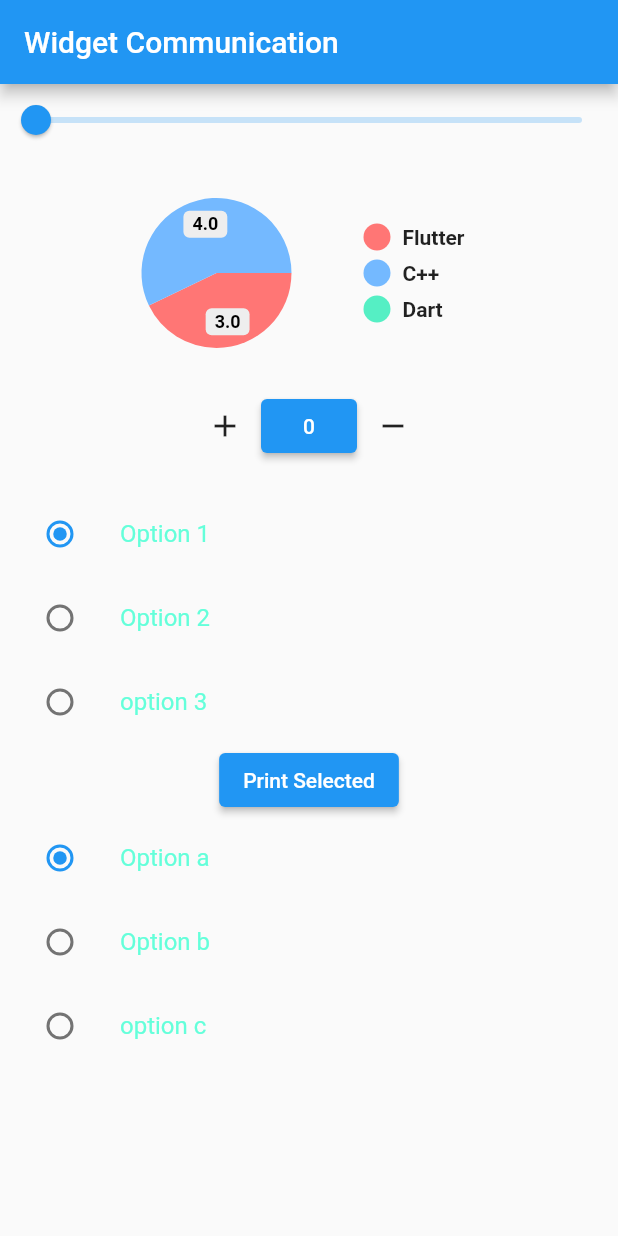
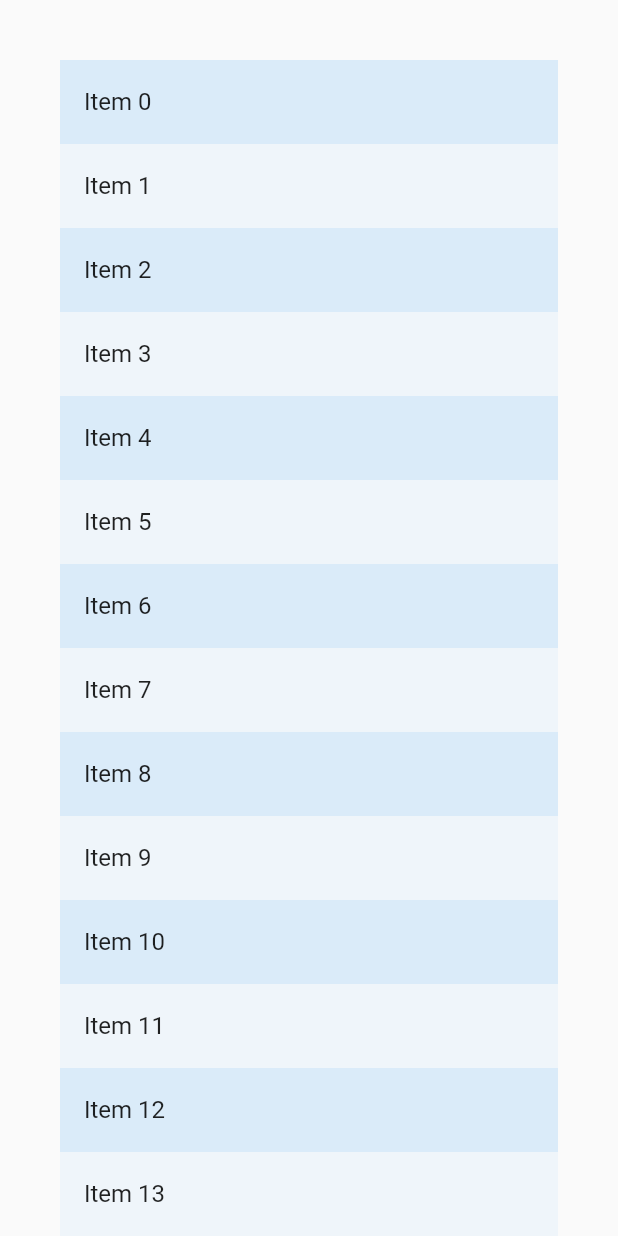
Before and after one commit to mhussin2008/widget_setstate, a Flutter app: the screen it shows after launch, on a phone screen of 412 x 824 dp. Run offline on Flutter 3.47's test engine with Material 2 defaults, Android fonts, the phone set to English and light mode, and no system bars; drawn by our look-alikes of pie_chart.

Commit message:
added reorderable

```diff
--- a/lib/main.dart
+++ b/lib/main.dart
@@ -1,4 +1,5 @@
 import 'package:flutter/material.dart';
+import 'test_reorderable.dart';
 import 'testing_page.dart';
 
 void main() {
@@ -15,7 +16,8 @@ class MyApp extends StatelessWidget {
         primarySwatch: Colors.blue,
         visualDensity: VisualDensity.adaptivePlatformDensity,
       ),
-      home: const TestingPage(),
+      //home: const TestingPage(),
+      home:  TestReorderable(),
     );
   }
 }
--- /dev/null
+++ b/lib/test_reorderable.dart
@@ -0,0 +1,43 @@
+import 'package:flutter/material.dart';
+
+
+class TestReorderable extends StatefulWidget {
+   TestReorderable({Key? key}) : super(key: key);
+
+  @override
+  State<TestReorderable> createState() => _MyStatefulWidgetState();
+}
+
+class _MyStatefulWidgetState extends State<TestReorderable> {
+  final List<int> _items = List<int>.generate(50, (int index) => index);
+
+  @override
+  Widget build(BuildContext context) {
+    final ColorScheme colorScheme = Theme.of(context).colorScheme;
+    final Color oddItemColor = colorScheme.primary.withOpacity(0.05);
+    final Color evenItemColor = colorScheme.primary.withOpacity(0.15);
+
+    return Scaffold(
+      body: ReorderableListView(
+        padding: const EdgeInsets.all(40),
+        children: <Widget>[
+          for (int index = 0; index < _items.length; index += 1)
+            ListTile(
+              key: Key('$index'),
+              tileColor: _items[index].isOdd ? oddItemColor : evenItemColor,
+              title: Text('Item ${_items[index]}'),
+            ),
+        ],
+        onReorder: (int oldIndex, int newIndex) {
+          setState(() {
+            if (oldIndex < newIndex) {
+              newIndex -= 1;
+            }
+            final int item = _items.removeAt(oldIndex);
+            _items.insert(newIndex, item);
+          });
+        },
+      ),
+    );
+  }
+}
```
Also changed, not shown: lib/fading_widget_package.dart (added, +46 -0 lines), lib/testing_page.dart (+10 -1 lines).
